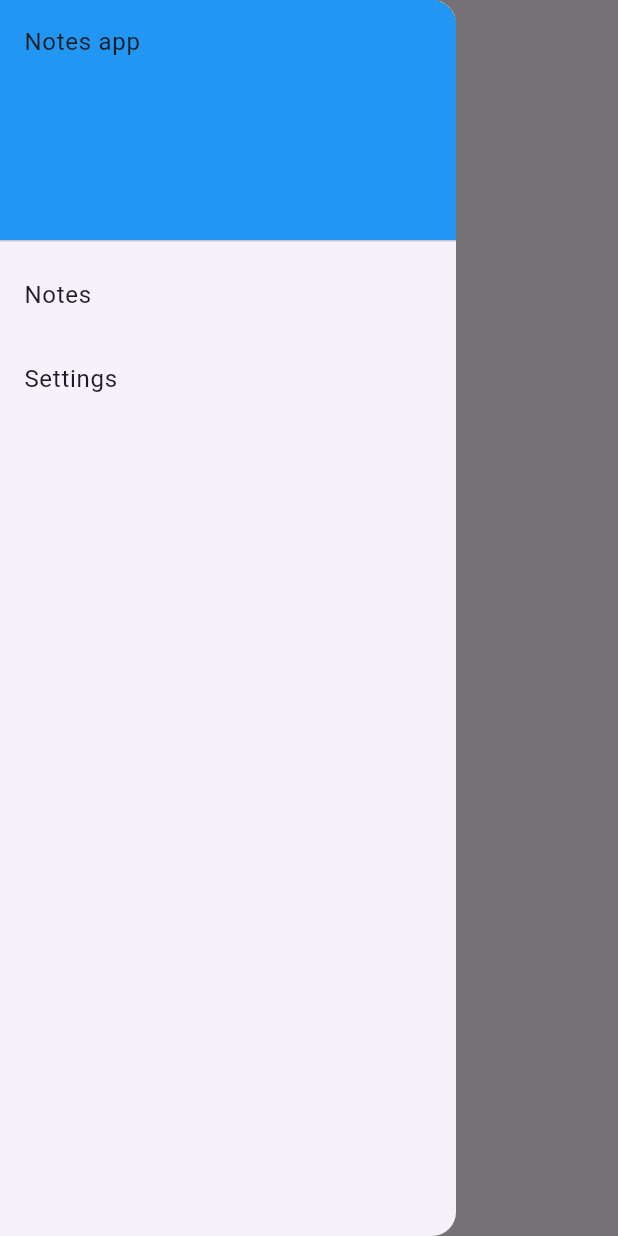
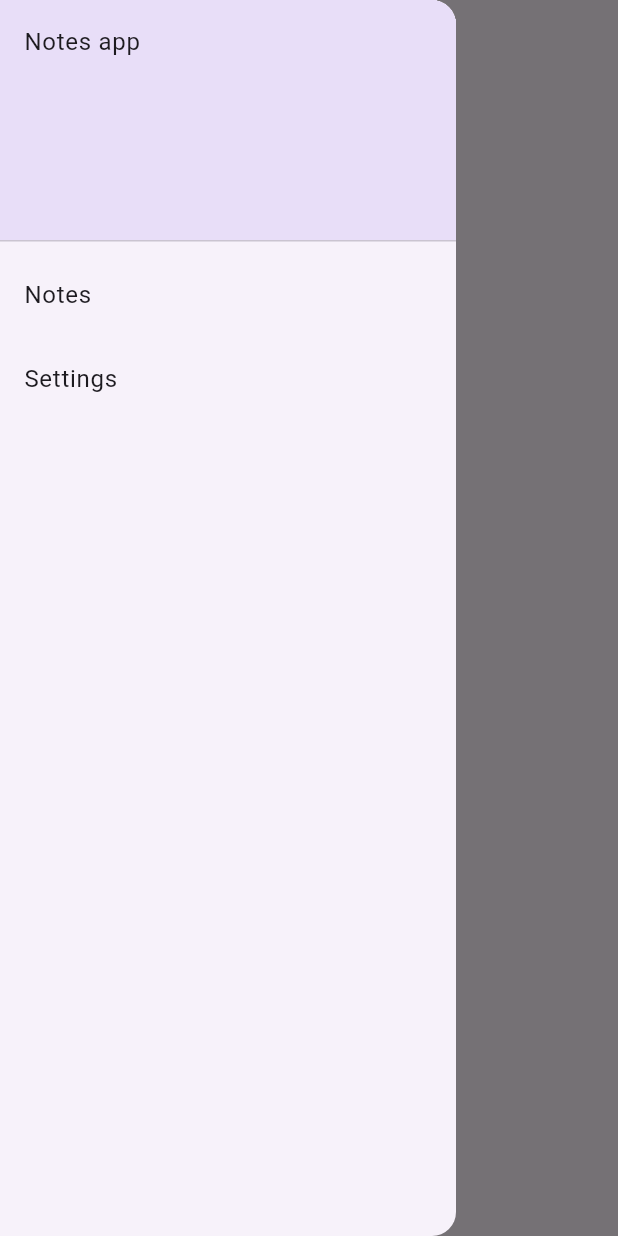
Before and after one commit to Roosa-Pasanen/FlutterCalendar, a Flutter app: the SettingsScreen screen opened directly, with the side drawer open, on a phone screen of 412 x 824 dp. Run offline on Flutter 3.47's test engine with Material 3 defaults, Android fonts, the phone set to English and light mode, and no system bars; our stand-ins replace shared_preferences; accounts and stored records are empty.

Commit message:
Fix settings screen drawer colors

```diff
--- a/lib/settings_screen.dart
+++ b/lib/settings_screen.dart
@@ -27,9 +27,9 @@ class SettingsScreen extends StatelessWidget {
           child: ListView(
             padding: EdgeInsets.zero,
             children: [
-              const DrawerHeader(
+              DrawerHeader(
                 decoration: BoxDecoration(
-                  color: Colors.blue,
+                  color: Theme.of(context).colorScheme.secondaryContainer,
                 ),
                 child: Text('Notes app'),
               ),
```
